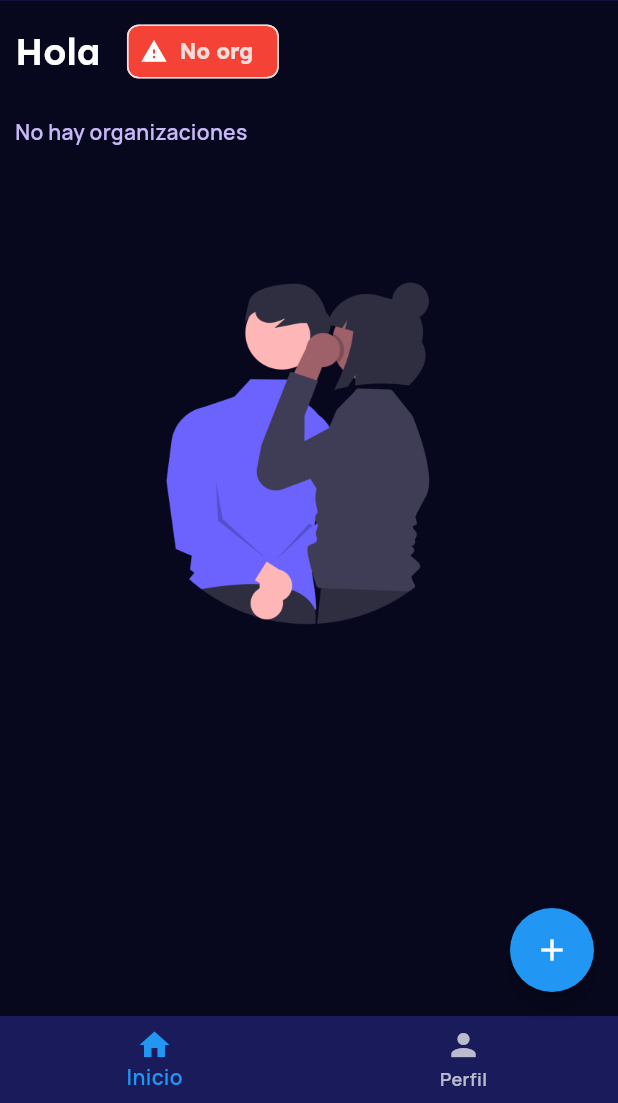
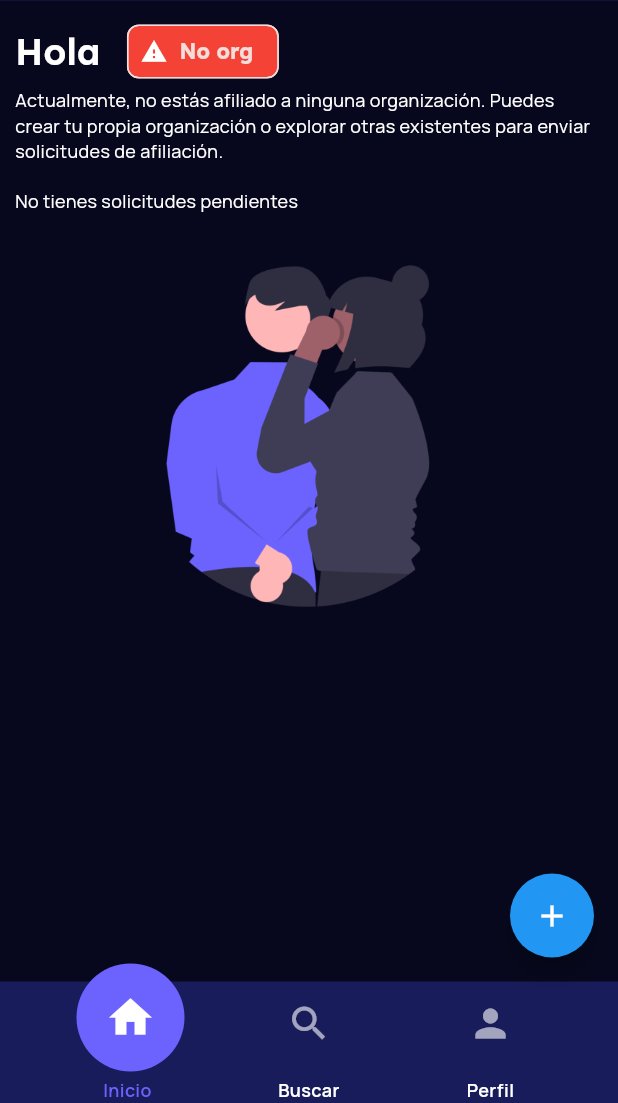
Before and after one commit to moisesnks/lumotareas-mobile-dart, a Flutter app: the MainScreen screen opened by its route, on a phone screen of 412 x 824 dp, the part 133-1236 px from its top. Run offline on Flutter 3.47's test engine with Material 3 defaults, Android fonts, the phone set to English and light mode, and no system bars; drawn by our look-alikes of flutter_speed_dial; our stand-ins replace cloud_firestore, firebase_auth, firebase_core, flutter_svg, google_sign_in, logger and 1 more; accounts and stored records are empty.

Commit message:
feature: nuevo bottom_nav_bar

```diff
--- a/lib/screens/detalle_org/descripcion_widget.dart
+++ b/lib/screens/detalle_org/descripcion_widget.dart
@@ -51,7 +51,7 @@ class DescriptionQuote extends StatelessWidget {
               top: 0,
               left: 0,
               child: Text(
-                '“',
+                '”',
                 style: TextStyle(
                   fontSize: 24,
                   fontWeight: FontWeight.bold,
--- a/lib/screens/login_screen.dart
+++ b/lib/screens/login_screen.dart
@@ -21,8 +21,6 @@ class LoginScreenState extends State<LoginScreen> {
   bool _obscurePassword = true; // Estado inicial para ocultar la contraseña
   bool _rememberCredentials =
       false; // Estado inicial para recordar las credenciales
-
-  final _isLoading = false;
 
   @override
   void initState() {
@@ -78,10 +76,6 @@ class LoginScreenState extends State<LoginScreen> {
                     }
                   }
                 });
-
-                if (_isLoading) {
-                  return const Center(child: CircularProgressIndicator());
-                }
                 return Column(
                   crossAxisAlignment: CrossAxisAlignment.stretch,
                   children: [
--- a/lib/screens/main_screen.dart
+++ b/lib/screens/main_screen.dart
@@ -11,6 +11,7 @@ import 'package:lumotareas/models/organization.dart';
 import 'package:lumotareas/models/user.dart';
 import 'main_screen/floating_button.dart';
 import 'main_screen/profile_screen.dart';
+import 'main_screen/bottom_navigation_bar.dart';
 
 class MainScreen extends StatefulWidget {
   const MainScreen({super.key});
@@ -170,6 +171,122 @@ class MainScreenState extends State<MainScreen> {
     });
   }
 
+  Widget buildSolicitudesContainer(int count, VoidCallback onPressed) {
+    String mensaje;
+    if (count == 1) {
+      mensaje = 'Solicitud pendiente';
+    } else {
+      mensaje = 'Solicitudes pendientes';
+    }
+
+    return ElevatedButton(
+      onPressed: onPressed,
+      style: ElevatedButton.styleFrom(
+        padding: const EdgeInsets.all(12.0),
+        backgroundColor: Colors.blue,
+        shape: RoundedRectangleBorder(
+          borderRadius: BorderRadius.circular(8.0),
+        ),
+      ),
+      child: Row(
+        mainAxisSize: MainAxisSize.min,
+        children: [
+          Container(
+            width: 24.0,
+            height: 24.0,
+            alignment: Alignment.center,
+            decoration: BoxDecoration(
+              color: Colors.white,
+              borderRadius: BorderRadius.circular(4.0),
+            ),
+            child: Text(
+              '$count',
+              style: const TextStyle(
+                fontSize: 14.0,
+                fontWeight: FontWeight.bold,
+                color: Colors.blue,
+              ),
+            ),
+          ),
+          const SizedBox(width: 8.0),
+          const Icon(
+            Icons.mail,
+            size: 16.0,
+            color: Colors.white,
+          ),
+          const SizedBox(width: 8.0),
+          Text(
+            mensaje,
+            style: const TextStyle(
+              fontSize: 12.0,
+              fontFamily: 'Manrope',
+              fontWeight: FontWeight.w300,
+              color: Colors.white,
+            ),
+          ),
+          const SizedBox(width: 8.0),
+          const Icon(
+            Icons.arrow_forward_ios,
+            size: 16.0,
+            color: Colors.white,
+          ),
+        ],
+      ),
+    );
+  }
+
+  // Función para construir la lista de solicitudes
+  Widget buildSolicitudesList(List<dynamic> solicitudes) {
+    return ListView.builder(
+      shrinkWrap: true,
+      itemCount: solicitudes.length,
+      itemBuilder: (context, index) {
+        String solicitudId = solicitudes[index];
+        // Construye el UI para mostrar cada solicitudId
+        return ListTile(
+          title:
+              Text(solicitudId), // Muestra el identificador de la solicitudId
+          // Agrega más detalles según sea necesario
+        );
+      },
+    );
+  }
+
+// Función principal para el widget _buildNoOrganizations
+  Widget _buildNoOrganizations(List<dynamic> solicitudes) {
+    return Column(
+      mainAxisAlignment: MainAxisAlignment.start,
+      crossAxisAlignment: CrossAxisAlignment.start,
+      children: [
+        const Text(
+          'Actualmente, no estás afiliado a ninguna organización. Puedes crear tu propia organización o explorar otras existentes para enviar solicitudes de afiliación.',
+          style: TextStyle(
+            fontSize: 12.0,
+            fontFamily: 'Manrope',
+            fontWeight: FontWeight.w300,
+            color: Colors.white,
+          ),
+        ),
+        const SizedBox(
+            height: 16), // Espacio entre el texto y el siguiente contenido
+        if (solicitudes.isNotEmpty)
+          buildSolicitudesContainer(solicitudes.length, () {
+            _logger.i('Mostrar solicitudes');
+          }), // Mostrar el contenedor con el número de solicitudes
+        if (solicitudes.isEmpty)
+          const Text(
+            'No tienes solicitudes pendientes',
+            style: TextStyle(
+              fontSize: 12.0,
+              fontFamily: 'Manrope',
+              fontWeight: FontWeight.w300,
+              color: Colors.white,
+            ),
+          ),
+      ],
+    );
+  }
+
   Widget renderHomeBody(LoginViewModel loginViewModel, Usuario currentUser) {
     return SafeArea(
       child: Padding(
@@ -185,10 +302,9 @@ class MainScreenState extends State<MainScreen> {
                   crossAxisAlignment: CrossAxisAlignment.start,
                   children: [
                     _buildTitle(currentUser),
-                    const SizedBox(height: 20),
                     currentUser.organizaciones == null ||
                             currentUser.organizaciones!.isEmpty
-                        ? const Text('No hay organizaciones')
+                        ? _buildNoOrganizations(currentUser.solicitudes ?? [])
                         : _buildOrganizationBody(
                             loginViewModel,
                             currentUser,
@@ -230,6 +346,12 @@ class MainScreenState extends State<MainScreen> {
                         : 'LumoTareas';
                     break;
                   case 1:
+                    bodyWidget = const Center(
+                      child: Text('DescubrirPage'),
+                    );
+                    title = 'DescubrirPage';
+                    break;
+                  case 2:
                     bodyWidget = const ProfileScreen();
                     title = 'Perfil';
                     break;
@@ -277,21 +399,11 @@ class MainScreenState extends State<MainScreen> {
         floatingActionButton: FloatingButtonMenu(
           currentUser: context.read<LoginViewModel>().currentUser!,
         ),
-        bottomNavigationBar: BottomNavigationBar(
-          items: const <BottomNavigationBarItem>[
-            BottomNavigationBarItem(
-              icon: Icon(Icons.home),
-              label: 'Inicio',
-            ),
-            BottomNavigationBarItem(
-              icon: Icon(Icons.person),
-              label: 'Perfil',
-            ),
-          ],
+        bottomNavigationBar: CustomBottomNavigationBar(
           currentIndex: _selectedIndex,
-          selectedItemColor: Colors.blue,
           onTap: _onItemTapped,
         ),
+        // Otros parámetros de configuración del BottomNavigationBar
       ),
     );
   }
--- /dev/null
+++ b/lib/screens/main_screen/bottom_navigation_bar.dart
@@ -0,0 +1,104 @@
+import 'package:flutter/material.dart';
+
+class CustomBottomNavigationBar extends StatelessWidget {
+  final int currentIndex;
+  final Function(int) onTap;
+
+  const CustomBottomNavigationBar({
+    super.key,
+    required this.currentIndex,
+    required this.onTap,
+  });
+
+  @override
+  Widget build(BuildContext context) {
+    return Container(
+      decoration: const BoxDecoration(
+        color: Color.fromARGB(255, 24, 28, 91),
+      ),
+      child: Row(
+        mainAxisAlignment: MainAxisAlignment.spaceEvenly,
+        children: <Widget>[
+          _buildNavItem(Icons.home, 0, 'Inicio'),
+          _buildNavItem(Icons.search, 1, 'Buscar'),
+          _buildNavItem(Icons.person, 2, 'Perfil'),
+        ],
+      ),
+    );
+  }
+
+  Widget _buildNavItem(IconData icon, int index, String label) {
+    return GestureDetector(
+      onTap: () => onTap(index),
+      child: Stack(
+        clipBehavior: Clip.none,
+        children: [
+          Column(
+            mainAxisSize: MainAxisSize.min,
+            children: [
+              Stack(
+                clipBehavior: Clip.none,
+                children: [
+                  Container(
+                    width: 56, // Tamaño del contenedor para el ícono
+                    height: 56,
+                    decoration: BoxDecoration(
+                      shape: BoxShape.circle,
+                      color: currentIndex == index
+                          ? const Color(0xFF6C63FF)
+                          : Colors.transparent,
+                    ),
+                    child: Icon(
+                      icon,
+                      color: currentIndex == index
+                          ? Colors.white
+                          : Colors.white.withOpacity(0.6),
+                      size: 30, // Tamaño del ícono
+                    ),
+                  ),
+                  if (currentIndex == index) _buildSelectedIndicator(icon),
+                ],
+              ),
+              const SizedBox(height: 8),
+              SizedBox(
+                width: 72, // Tamaño del contenedor para el texto
+                child: Text(
+                  textAlign: TextAlign.center,
+                  label,
+                  style: TextStyle(
+                    color: currentIndex == index
+                        ? const Color(0xFF6C63FF)
+                        : Colors.white,
+                    fontSize: 12, // Tamaño del texto
+                  ),
+                ),
+              ),
+            ],
+          ),
+        ],
+      ),
+    );
+  }
+
+  Widget _buildSelectedIndicator(IconData icon) {
+    return Positioned(
+      top: -12,
+      right: -10,
+      child: Container(
+        width: 72,
+        height: 72,
+        decoration: const BoxDecoration(
+          shape: BoxShape.circle,
+          color: Color(0xFF6C63FF),
+        ),
+        child: Center(
+          child: Icon(
+            icon,
+            color: Colors.white,
+            size: 34, // Tamaño del ícono dentro del círculo
+          ),
+        ),
+      ),
+    );
+  }
+}
```
Also changed, not shown: lib/viewmodels/login_viewmodel.dart (+60 -0 lines), 1 other file.
